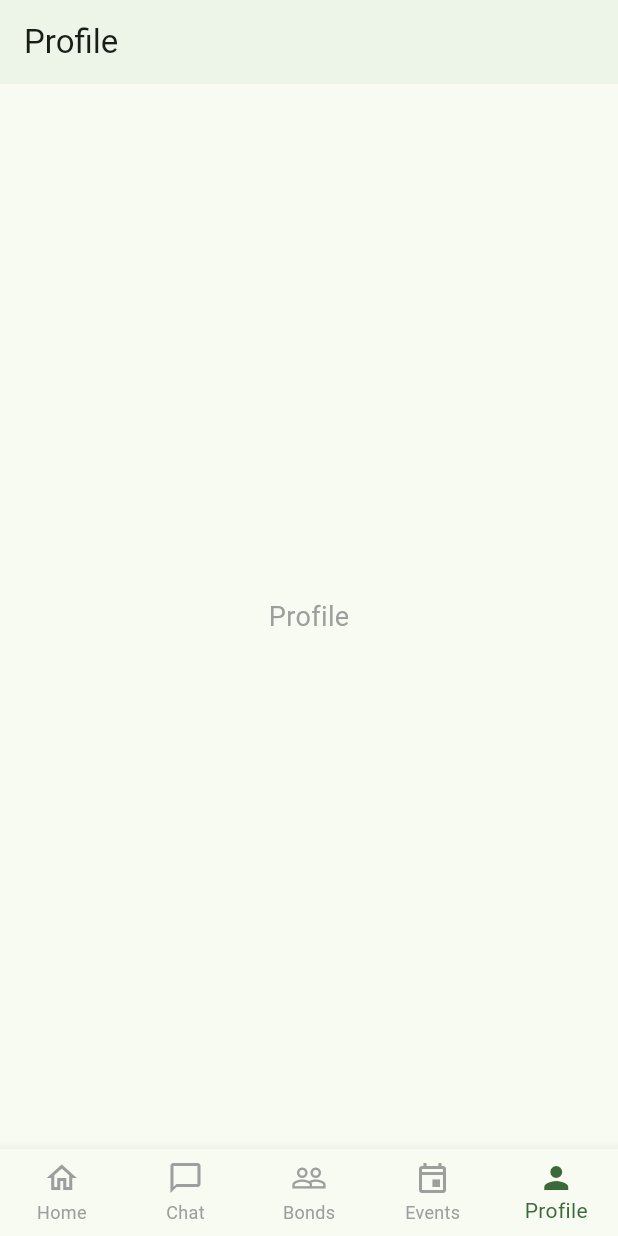
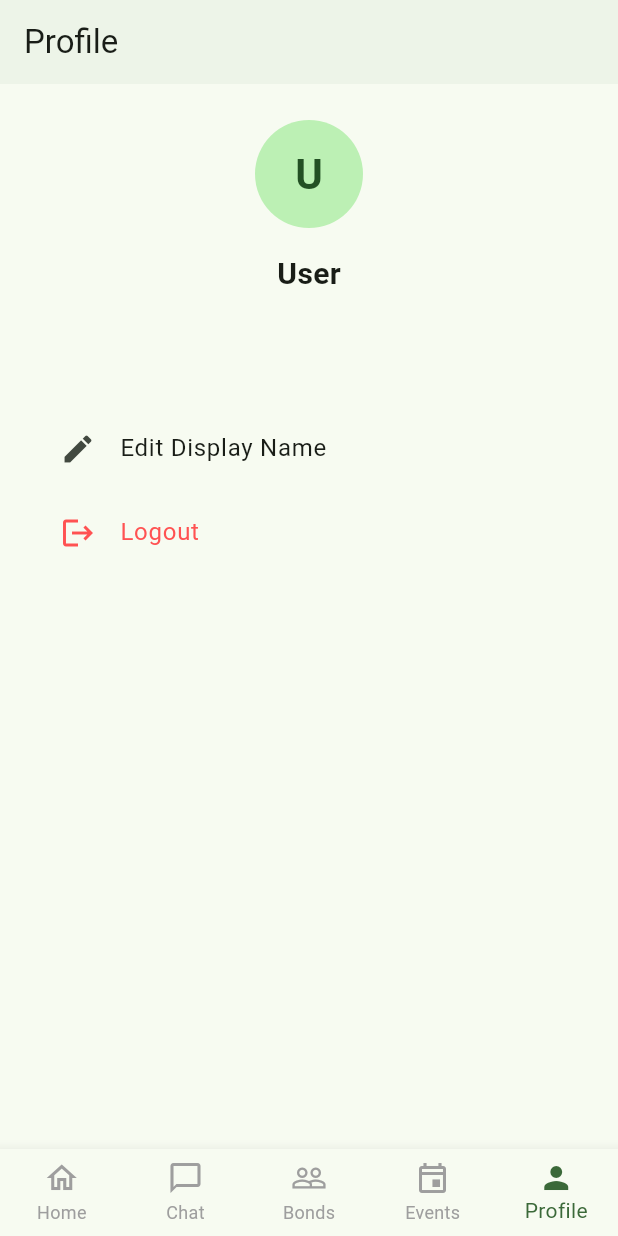
Before and after one commit to Bishal1991/project-c, a Flutter app: the screen it shows once a user with an empty profile is signed in, item 5 of the bottom bar chosen, on a phone screen of 412 x 824 dp. Run offline on Flutter 3.47's test engine with Material 3 defaults, Android fonts, the phone set to English and light mode, and no system bars; our stand-ins replace cloud_firestore, firebase_auth, firebase_core, google_sign_in; accounts and stored records are empty.

Commit message:
Integrate chat list and profile tabs in home page, add Firestore security rules, and remove unused files and dependencies

```diff
--- a/lib/main.dart
+++ b/lib/main.dart
@@ -1,8 +1,8 @@
 import 'package:firebase_auth/firebase_auth.dart';
 import 'package:firebase_core/firebase_core.dart';
 import 'package:flutter/material.dart';
-import 'package:newzen_mitjyu/pages/home_page.dart';
-import '../firebase_options.dart';
+import 'firebase_options.dart';
+import 'pages/home_page.dart';
 import 'pages/login_page.dart';
 
 Future<void> main() async {
--- a/lib/pages/home_page.dart
+++ b/lib/pages/home_page.dart
@@ -1,5 +1,7 @@
 import 'package:flutter/material.dart';
+import '../services/auth_service.dart';
 import '../widgets/chat_list_widget.dart';
+import 'login_page.dart';
 
 class HomePage extends StatefulWidget {
   const HomePage({super.key});
@@ -9,40 +11,148 @@ class HomePage extends StatefulWidget {
 }
 
 class _HomePageState extends State<HomePage> {
+  final _authService = AuthService();
   int _currentIndex = 0;
 
-  final List<Widget> _pages = [
-    // Home tab (empty as requested)
-    const Center(
+  @override
+  void initState() {
+    super.initState();
+    _authService.syncUserProfile();
+  }
+
+  void _showEditNameDialog() {
+    final nameController = TextEditingController(
+      text: _authService.currentUser?.displayName ?? '',
+    );
+
+    showDialog(
+      context: context,
+      builder: (ctx) => AlertDialog(
+        title: const Text('Edit Display Name'),
+        content: TextField(
+          controller: nameController,
+          decoration: const InputDecoration(
+            hintText: 'Enter your name',
+            border: OutlineInputBorder(),
+          ),
+        ),
+        actions: [
+          TextButton(
+            onPressed: () => Navigator.pop(ctx),
+            child: const Text('Cancel'),
+          ),
+          ElevatedButton(
+            onPressed: () async {
+              final newName = nameController.text.trim();
+              if (newName.isNotEmpty) {
+                await _authService.updateDisplayName(newName);
+                await _authService.syncUserProfile(displayName: newName);
+                if (mounted) setState(() {});
+              }
+              if (ctx.mounted) Navigator.pop(ctx);
+            },
+            child: const Text('Save'),
+          ),
+        ],
+      ),
+    );
+  }
+
+  Future<void> _handleLogout() async {
+    await _authService.signOut();
+    if (mounted) {
+      Navigator.pushAndRemoveUntil(
+        context,
+        MaterialPageRoute(builder: (context) => const LoginPage()),
+        (route) => false,
+      );
+    }
+  }
+
+  Widget _buildProfileTab() {
+    final user = _authService.currentUser;
+    final name = user?.displayName?.isNotEmpty == true
+        ? user!.displayName!
+        : 'User';
+
+    return ListView(
+      padding: const EdgeInsets.all(24),
+      children: [
+        CircleAvatar(
+          radius: 36,
+          child: Text(
+            name[0].toUpperCase(),
+            style: const TextStyle(fontSize: 28, fontWeight: FontWeight.bold),
+          ),
+        ),
+        const SizedBox(height: 16),
+        Center(
+          child: Text(
+            name,
+            style: const TextStyle(fontSize: 20, fontWeight: FontWeight.bold),
+          ),
+        ),
+        if (user?.email != null) ...[
+          const SizedBox(height: 4),
+          Center(
+            child: Text(user!.email!, style: const TextStyle(color: Colors.grey)),
+          ),
+        ],
+        if (user?.phoneNumber != null) ...[
+          const SizedBox(height: 4),
+          Center(
+            child: Text(
+              user!.phoneNumber!,
+              style: const TextStyle(color: Colors.grey),
+            ),
+          ),
+        ],
+        const SizedBox(height: 24),
+        ListTile(
+          leading: const Icon(Icons.edit),
+          title: const Text('Edit Display Name'),
+          onTap: _showEditNameDialog,
+        ),
+        ListTile(
+          leading: const Icon(Icons.logout, color: Colors.redAccent),
+          title: const Text('Logout', style: TextStyle(color: Colors.redAccent)),
+          onTap: _handleLogout,
+        ),
+      ],
+    );
+  }
+
+  Widget _buildTab(int index) {
+    switch (index) {
+      case 0:
+        return const Center(
           child: Text(
             'Home Page',
             style: TextStyle(fontSize: 18, color: Colors.grey),
           ),
-    ),
-    // Chat tab
-    const ChatListWidget(),
-    // Bonds tab
-    const Center(
+        );
+      case 1:
+        return const ChatListWidget();
+      case 2:
+        return const Center(
           child: Text(
             'Bonds',
             style: TextStyle(fontSize: 18, color: Colors.grey),
           ),
-    ),
-    // Events tab
-    const Center(
+        );
+      case 3:
+        return const Center(
           child: Text(
             'Events',
             style: TextStyle(fontSize: 18, color: Colors.grey),
           ),
-    ),
-    // Profile tab
-    const Center(
-      child: Text(
-        'Profile',
-        style: TextStyle(fontSize: 18, color: Colors.grey),
-      ),
-    ),
-  ];
+        );
+      case 4:
+        return _buildProfileTab();
+      default:
+        return const SizedBox.shrink();
+    }
+  }
 
   @override
   Widget build(BuildContext context) {
@@ -51,7 +161,7 @@ class _HomePageState extends State<HomePage> {
         title: Text(_getTabTitle(_currentIndex)),
         elevation: 1,
       ),
-      body: _pages[_currentIndex],
+      body: _buildTab(_currentIndex),
       bottomNavigationBar: BottomNavigationBar(
         currentIndex: _currentIndex,
         onTap: (index) => setState(() => _currentIndex = index),
--- a/pubspec.yaml
+++ b/pubspec.yaml
@@ -38,8 +38,6 @@ dependencies:
   firebase_core: ^3.8.0
   google_sign_in: ^6.2.2
   cloud_firestore: ^5.6.5
-  smart_date_formatter: ^2.6.1
-  share_plus: ^13.3.1
   intl: ^0.19.0
 
 dev_dependencies:
```
Also changed, not shown: lib/pages/chatHome.dart (deleted, +0 -336 lines), lib/pages/searchUserPage.dart (deleted, +0 -170 lines), lib/widgets/app_button.dart (deleted, +0 -52 lines), pubspec.lock, 1 other file. Lines whose indentation alone changed are shown as unchanged.
